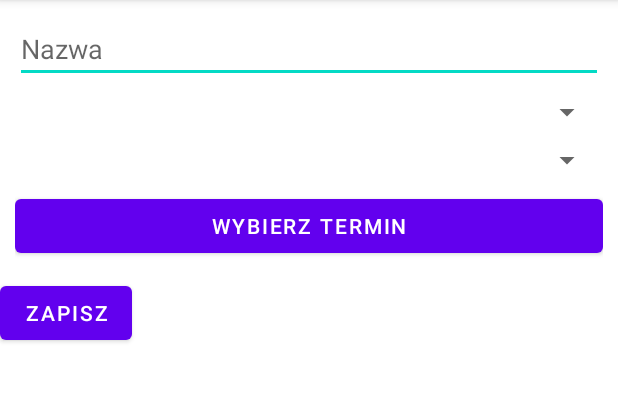
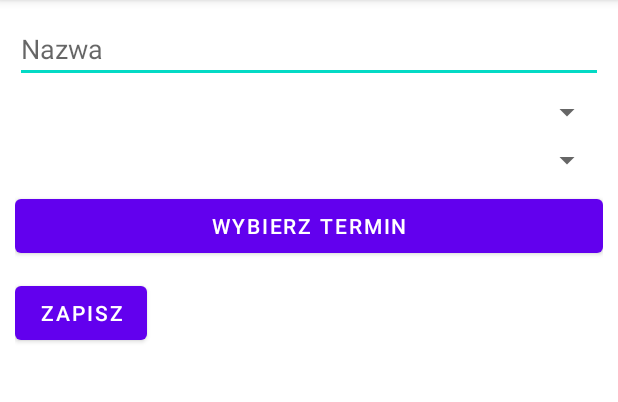
Before and after one commit to maciejgogulski/project-management-mobile, an Android app: the TaskFormActivity screen opened directly, with no data from a screen before it, on a phone screen of 412 x 824 dp, the part 84-486 px from its top. Run offline under Robolectric (Android 15) with nearby library versions, the phone set to English and light mode, and no system bars; 3 statements that could not run were skipped.

Commit message:
Corrected date-time serialization and date-time picking in task form to match the correct format.

```diff
--- a/app/src/main/java/pl/kalisz/ak/pup/todolist_mobile/fragments/ProjectListFragment.java
+++ b/app/src/main/java/pl/kalisz/ak/pup/todolist_mobile/fragments/ProjectListFragment.java
@@ -1,6 +1,7 @@
 package pl.kalisz.ak.pup.todolist_mobile.fragments;
 
 import android.os.Bundle;
+import android.util.Log;
 import android.view.LayoutInflater;
 import android.view.View;
 import android.view.ViewGroup;
--- a/app/src/main/java/pl/kalisz/ak/pup/todolist_mobile/rest/clients/HttpClient.java
+++ b/app/src/main/java/pl/kalisz/ak/pup/todolist_mobile/rest/clients/HttpClient.java
@@ -3,6 +3,12 @@ package pl.kalisz.ak.pup.todolist_mobile.rest.clients;
 import android.content.Context;
 
 import com.google.gson.Gson;
+import com.google.gson.GsonBuilder;
+import com.google.gson.JsonDeserializer;
+
+import java.text.ParseException;
+import java.text.SimpleDateFormat;
+import java.util.Date;
 
 import pl.kalisz.ak.pup.todolist_mobile.rest.HttpService;
 
@@ -12,11 +18,25 @@ public abstract class HttpClient {
 
     final HttpService httpService;
 
-    final Gson gson = new Gson();
+    final Gson gson;
 
     public HttpClient(Context context) {
         this.context = context;
         httpService = new HttpService(context);
+
+        SimpleDateFormat dateFormat = new SimpleDateFormat("yyyy-MM-dd HH:mm:ss");
+        gson = new GsonBuilder()
+                .registerTypeAdapter(Date.class, (JsonDeserializer<Date>) (json, typeOfT, cont) -> {
+                    String dateString = json.getAsString();
+                    try {
+                        return dateFormat.parse(dateString);
+                    } catch (ParseException e) {
+                        // Handle parsing exception as needed
+                        return null;
+                    }
+                })
+                .create();
+
     }
 
     public interface ApiResponseListener<T> {
--- a/app/src/main/res/layout/activity_task_form.xml
+++ b/app/src/main/res/layout/activity_task_form.xml
@@ -44,12 +44,15 @@
             app:layout_constraintStart_toStartOf="parent"
             app:layout_constraintTop_toBottomOf="@+id/task_form_user" />
 
+        <Button
+            android:id="@+id/task_form_submit_btn"
+            android:layout_width="wrap_content"
+            android:layout_height="wrap_content"
+            android:layout_marginTop="10dp"
+            android:text="@string/save"
+            app:layout_constraintStart_toStartOf="parent"
+            app:layout_constraintTop_toBottomOf="@+id/task_form_deadline" />
+
     </androidx.constraintlayout.widget.ConstraintLayout>
 
-    <Button
-        android:id="@+id/task_form_submit_btn"
-        android:layout_width="wrap_content"
-        android:layout_height="wrap_content"
-        android:text="@string/save"/>
-
 </LinearLayout>
```
Also changed, not shown: app/src/main/java/pl/kalisz/ak/pup/todolist_mobile/activities/TaskFormActivity.java (+21 -3 lines), app/src/main/java/pl/kalisz/ak/pup/todolist_mobile/domain/Project.java (+8 -0 lines), app/src/main/java/pl/kalisz/ak/pup/todolist_mobile/domain/Task.java (+7 -7 lines).
